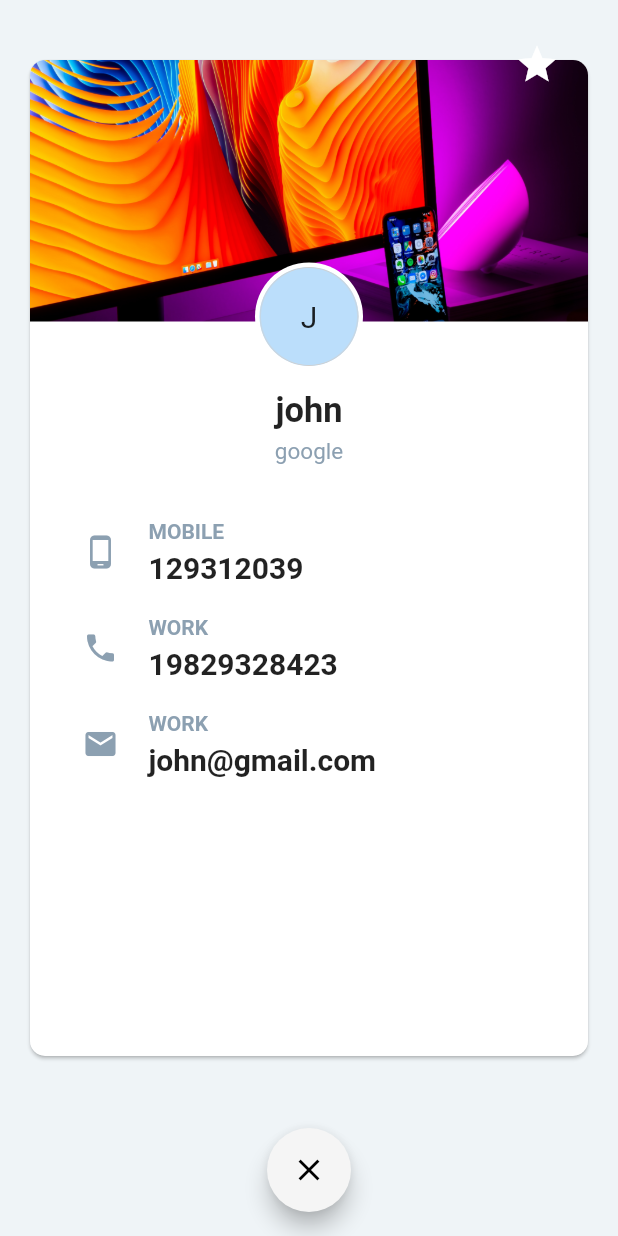
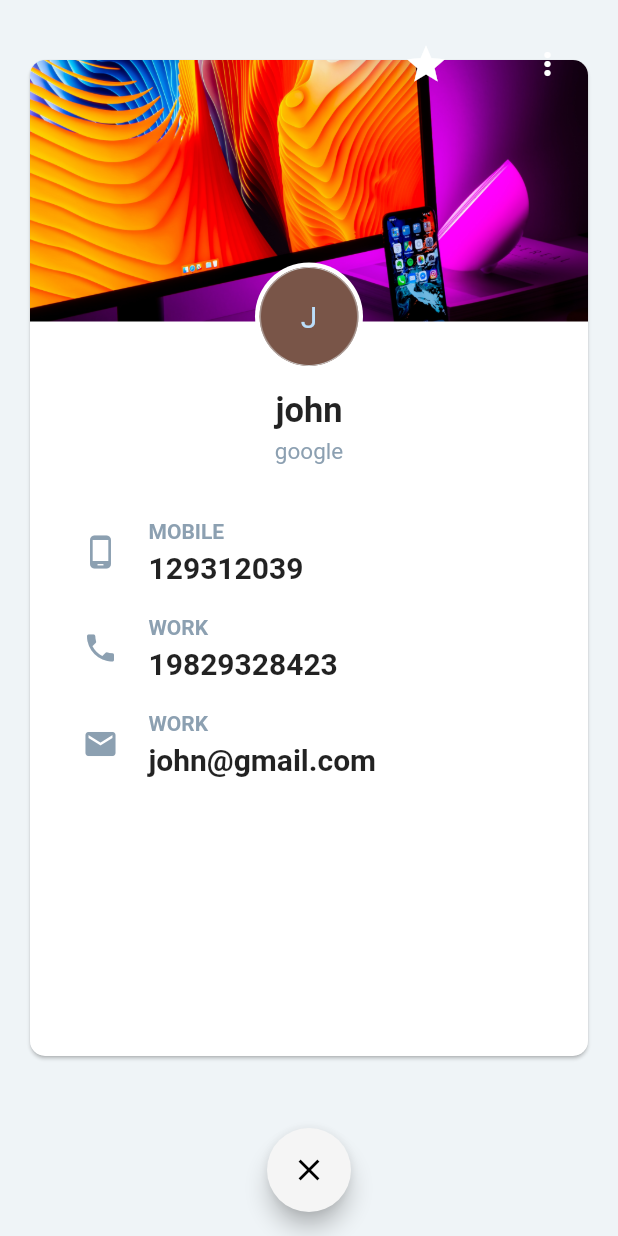
Before and after one commit to m0inur/Contacts-Flutter, a Flutter app: the screen it shows after launch, after a tap on an icon or button, on a phone screen of 412 x 824 dp. Run offline on Flutter 3.47's test engine with Material 2 defaults, Android fonts, the phone set to English and light mode, and no system bars.

Commit message:
Added delete functionality and added drop down

```diff
--- a/lib/contact.dart
+++ b/lib/contact.dart
@@ -19,7 +19,7 @@ class Contact {
     this.companyName = companyName;
     this.email = email;
     this.mobile = mobile;
-    this.work = work;
+    if(work is int) this.work = work;
     backgroundColor = Colors.primaries[Random().nextInt(Colors.primaries.length)];
     // this.avatarImage = avatarImage;
   }
--- a/lib/pages/contacts.dart
+++ b/lib/pages/contacts.dart
@@ -15,6 +15,40 @@ class _ContactsState extends State<Contacts> {
   List<Contact> contacts = [
     Contact("john", "google", "john@gmail.com", 0129312039, 019829328423, null),
   ];
+
+  void contactOnTap(i) async {
+      dynamic newContact = await Navigator.pushNamed(context, "/details", arguments: {
+        "name": contacts[i].name,
+        "mobile": contacts[i].mobile,
+        "work": contacts[i].work,
+        "email": contacts[i].email,
+        "backgroundColor": contacts[i].backgroundColor,
+        "companyName": contacts[i].companyName,
+        "isFavorite": contacts[i].isFavourite,
+        "hasRemoved": false,
+      });
+
+      // if the new contact was removed
+      if(newContact["hasRemoved"] == true) {
+        print("Remove index = ${contacts.indexOf(contacts[i])}");
+
+        // remove
+        setState(() {
+          contacts.remove(contacts[i]);
+        });
+      } else {
+        if(newContact["isFavorite"] != contacts[i].isFavourite) {
+          setState(() {
+            contacts[i].name = newContact["name"];
+            contacts[i].mobile = newContact["mobile"];
+            contacts[i].work = newContact["work"];
+            contacts[i].email = newContact["email"];
+            contacts[i].companyName = newContact["companyName"];
+            contacts[i].isFavourite = newContact["isFavorite"];
+          });
+        }
+      }
+  }
 
   AppBar contactsAppBar() {
     return AppBar(
@@ -47,7 +81,7 @@ class _ContactsState extends State<Contacts> {
               if(result != null) {
                 setState(() {
                   var mobileNumber = int.parse(result["mobile"]);
-                  var workNumber = result["work"] == "" ? 01 : int.parse(result["work"]);
+                  var workNumber = result["work"] == "" ? 89 : int.parse(result["work"]);
                   Contact newContact = Contact(result["name"], result["companyName"], result["email"], mobileNumber, workNumber, null);
                   contacts.add(newContact);
                 });
@@ -80,16 +114,7 @@ class _ContactsState extends State<Contacts> {
     }
 
     return ListTile(
-      onTap: () {
-        Navigator.pushNamed(context, "/details", arguments: {
-          "name": contacts[i].name,
-          "mobile": contacts[i].mobile,
-          "work": contacts[i].work,
-          "email": contacts[i].email,
-          "companyName": contacts[i].companyName,
-          "isFavorite": contacts[i].isFavourite
-        });
-      },
+      onTap: () => contactOnTap(i),
       title: Container(
         child: Card(
           elevation: 0,
@@ -114,7 +139,7 @@ class _ContactsState extends State<Contacts> {
 
               Row(
                 children: <Widget>[
-                  contacts[i].isFavourite == true ? Icon(Icons.star) : SizedBox(width: 24),
+                  contacts[i].isFavourite == true ? Icon(Icons.star, color: Colors.yellow,) : SizedBox(width: 24),
                   SizedBox(width: 10),
 
                   Visibility(
--- a/lib/pages/details.dart
+++ b/lib/pages/details.dart
@@ -7,53 +7,26 @@ class ContactDetails extends StatefulWidget {
 }
 
 class _ContactDetailsState extends State<ContactDetails> {
-  List<TextButton> items = [
-    TextButton(
-        onPressed: () {
-          print("Edit");
-        },
-        child: Text("Edit"),
-    ),
-    TextButton(
-      onPressed: () {
-        print("Delete");
-      },
-      child: Text("Delete"),
-    )
+  List<String> items = [
+    "Edit",
+    "Delete",
   ];
-
+  String? selectedUser;
   Map contact = {};
   Color starIconColor = Colors.white;
   String firstLetter = "";
 
-  // Widget dropdown() {
-  //   return DropdownButtonHideUnderline(
-  //       child: DropdownButton<TextButton> (
-  //         value: TextButton(onPressed: () {}, child: Icon(Icons.more_vert)),
-  //         items: items.map((item) => DropdownMenuItem<TextButton>(
-  //           child: item,
-  //           value: item,
-  //         )).toList(),
-  //         ),
-  //   );
-  // }
-
-  // Widget dropdown() {
-  //   return DropdownButton(
-  //     items: items
-  //         .map((TextButton item) =>
-  //         DropdownMenuItem<TextButton>(child: item, value: item))
-  //         .toList(),
-  //     onChanged: (TextButton value) {
-  //       setState(() {
-  //         // print("previous ${this._salutation}");
-  //         // print("selected $value");
-  //         // this._salutation = value;
-  //       });
-  //     },
-  //     value: item,
-  //   );
-  // }
+  void popScreen() {
+    Navigator.pop(context, {
+      "name": contact["name"],
+      "mobile": contact["mobile"],
+      "work": contact["work"],
+      "email": contact["email"],
+      "companyName": contact["companyName"],
+      "isFavorite": contact["isFavorite"],
+      "hasRemoved": contact["hasRemoved"],
+    });
+  }
 
   AppBar contactsAppBar() {
     return AppBar(
@@ -61,15 +34,15 @@ class _ContactDetailsState extends State<ContactDetails> {
       backgroundColor: Colors.transparent,
       bottomOpacity: 0.0,
       elevation: 0.0,
+
       actions: [
         Padding(
-            padding: EdgeInsets.only(top: 20, right: 30),
-            child: Row(
-              children: [
+          padding: const EdgeInsets.only(right: 35, top: 20),
+          child: Row(children: [
               IconButton(
                 onPressed: () {
                   setState(() {
-                      contact["isFavourite"] = !contact["isFavourite"];
+                    contact["isFavorite"] = !contact["isFavorite"];
                   });
                 },
                 icon: Icon(
@@ -78,8 +51,44 @@ class _ContactDetailsState extends State<ContactDetails> {
                   size: 30,
                 ),
               ),
+
+              Padding(
+                padding: const EdgeInsets.only(top: 10),
+                child: DropdownButton<String>(
+                  underline: SizedBox(),
+                  icon: Icon(
+                    Icons.more_vert,
+                    color: Colors.white,
+                  ),
+
+                  value: selectedUser,
+                  onChanged: (value) {
+                    setState(() {
+                      print("selectedUser = $value");
+                      if(value == "Delete") {
+                        contact["hasRemoved"] = true;
+                        popScreen();
+                      }
+                      selectedUser = value;
+                    });
+                  },
+                  items: items.map((item) {
+                    return DropdownMenuItem<String>(
+                      value: item,
+                      child: Row(
+                        children: <Widget>[
+                          Text(
+                            item,
+                            style:  TextStyle(color: Colors.black),
+                          ),
                         ],
-            )
+                      ),
+                    );
+                  }).toList(),
+                ),
+              ),
+            ],
+          ),
         ),
       ],
       bottom: PreferredSize(
@@ -165,7 +174,7 @@ class _ContactDetailsState extends State<ContactDetails> {
   @override
   Widget build(BuildContext context) {
     contact = ModalRoute.of(context)?.settings.arguments as Map;
-    starIconColor = contact["isFavourite"] == true ? Colors.yellow : Colors.white;
+    starIconColor = contact["isFavorite"] == true ? Colors.yellow : Colors.white;
     firstLetter = contact["name"][0].toUpperCase();
 
     return Scaffold(
@@ -214,7 +223,7 @@ class _ContactDetailsState extends State<ContactDetails> {
                   children: [
                     detailsData(
                         Icons.phone_android, "MOBILE", contact["mobile"]),
-                    detailsData(Icons.phone, "WORK", contact["work"]),
+                    detailsData(Icons.phone, "WORK", contact["work"] == 89 ? "" : contact["work"]),
                     detailsData(Icons.email, "WORK", contact["email"]),
                   ],
                 ),
@@ -224,21 +233,14 @@ class _ContactDetailsState extends State<ContactDetails> {
         ),
       ),
 
+      // Return back to main screen and pass the data
       floatingActionButton: FloatingActionButton(
         onPressed: () {
-          Navigator.pop(context, {
-            "name": contact["name"],
-            "mobile": contact["mobile"],
-            "work": contact["work"],
-            "email": contact["email"],
-            "companyName": contact["companyName"],
-            "isFavourite": contact["isFavourite"],
-          });
+          popScreen();
         },
         child: Icon(Icons.close),
         backgroundColor: Colors.grey[100],
       ),
-
       floatingActionButtonLocation: FloatingActionButtonLocation.centerFloat,
     );
   }
--- a/lib/pages/new_contact.dart
+++ b/lib/pages/new_contact.dart
@@ -92,9 +92,6 @@ class _NewContactState extends State<NewContact> {
             child: TextFormField(
               controller: myController,
               decoration: new InputDecoration(
-                // border: InputBorder.none,
-                // enabledBorder: InputBorder.none,
-                // disabledBorder: InputBorder.none,
                 contentPadding:
                 EdgeInsets.only(left: 15, bottom: 11, top: 11, right: 15),
               ),
```
Lines whose indentation alone changed are shown as unchanged.
